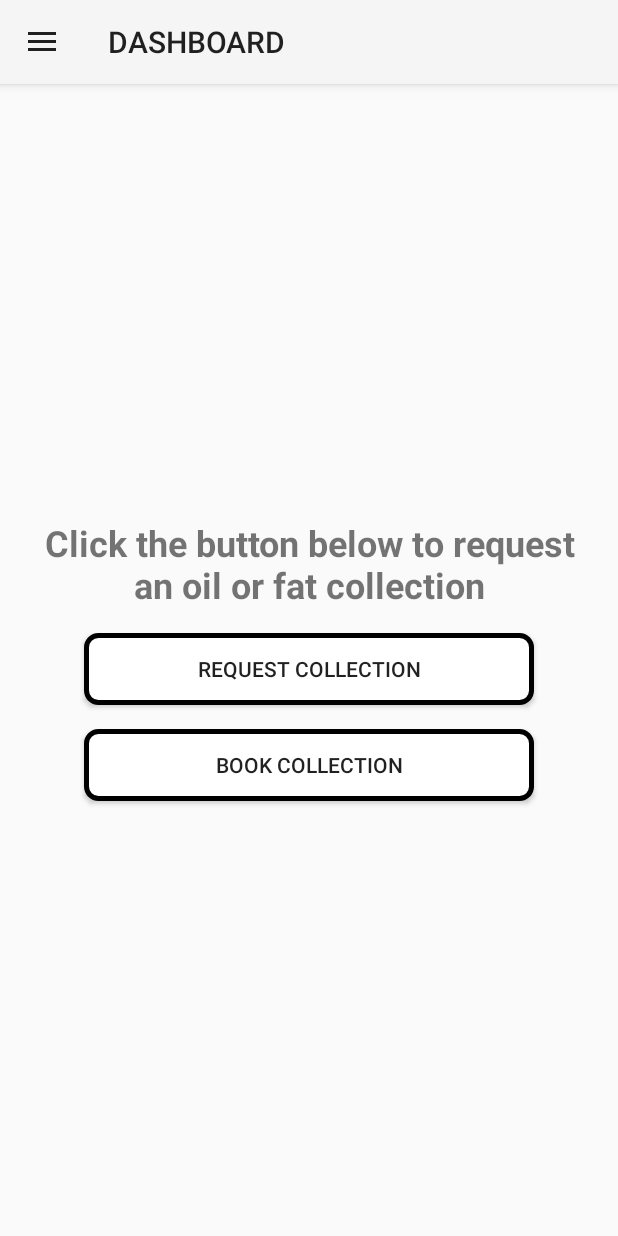
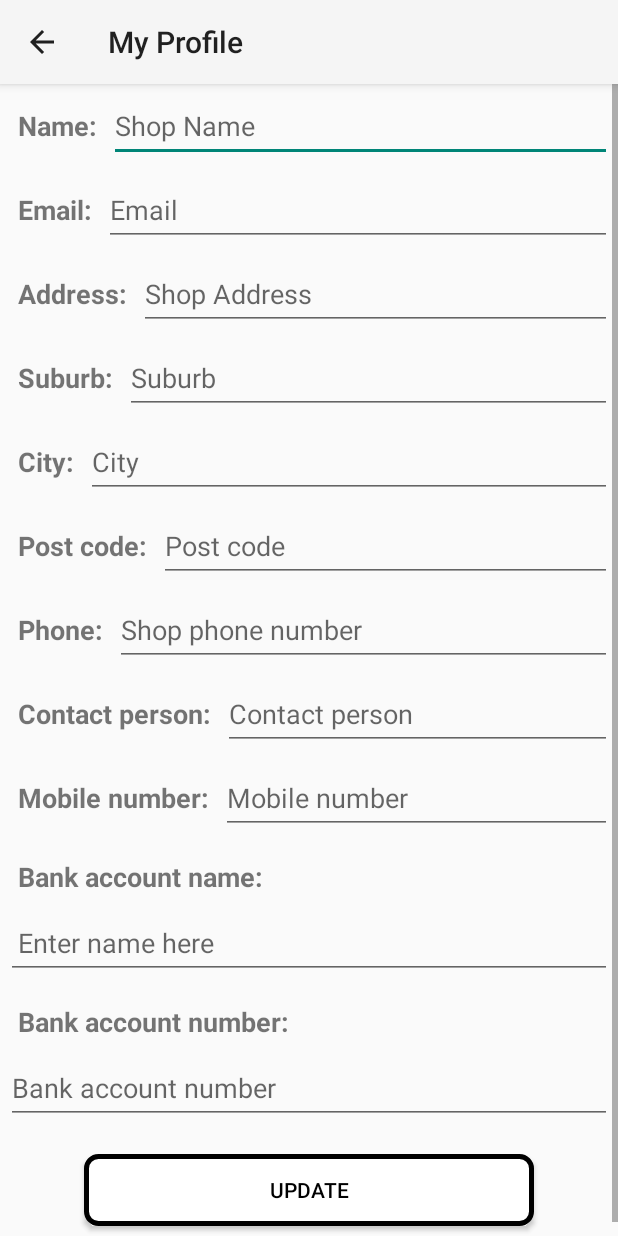
Before and after one commit to cristophergc/OilCollection, an Android app: the screen it shows after launch once a user with an empty profile is signed in (DashboardActivity before the commit, MyProfileActivity after it), after a tap on "My profile", on a phone screen of 412 x 824 dp. Run offline under Robolectric (Android 15) with nearby library versions, the phone set to English and light mode, and no system bars; our stand-ins replace Firebase (no records; nobody signed in at launch, a user with empty details on screens opened directly); Roboto replaces fonts that are not available here; 1 other tap on this screen came first.

Commit message:
feature/my profile activity

```diff
--- a/app/src/main/java/com/example/oilcollection/features/DashboardActivity.kt
+++ b/app/src/main/java/com/example/oilcollection/features/DashboardActivity.kt
@@ -40,6 +40,10 @@ class DashboardActivity : AppCompatActivity() {
         val navigationView: NavigationView = findViewById(R.id.nav_view)
         navigationView.setNavigationItemSelectedListener { menuItem ->
             when (menuItem.itemId) {
+                R.id.nav_my_profile -> {
+                    val intent = Intent(this, MyProfileActivity::class.java)
+                    startActivity(intent)
+                }
                 R.id.nav_sign_out -> {
                     FirebaseAuth.getInstance().signOut()
                     val intent = Intent(this, SignInActivity::class.java)
--- a/app/src/main/java/com/example/oilcollection/features/SignInActivity.kt
+++ b/app/src/main/java/com/example/oilcollection/features/SignInActivity.kt
@@ -54,7 +54,7 @@ class SignInActivity : BaseActivity() {
             .addOnCompleteListener(this) { task ->
                 binding?.progressBar?.visibility = View.INVISIBLE
                 if (task.isSuccessful) {
-                    Database().signInUser(this@SignInActivity)
+                    Database().loadUserData(this@SignInActivity)
                     val intent = Intent(this, DashboardActivity::class.java)
                     startActivity(intent)
                 } else {
--- a/app/src/main/java/com/example/oilcollection/features/SignUpActivity.kt
+++ b/app/src/main/java/com/example/oilcollection/features/SignUpActivity.kt
@@ -182,6 +182,7 @@ class SignUpActivity : AppCompatActivity() {
                     is SignUpScreenState.OnRegisterUserSubmitSuccessful -> {
                         submitToDatabase(screenState.user)
                     }
+                    else -> Unit
                 }
             }
 
--- a/app/src/main/java/com/example/oilcollection/firebase/Database.kt
+++ b/app/src/main/java/com/example/oilcollection/firebase/Database.kt
@@ -1,11 +1,17 @@
 package com.example.oilcollection.firebase
 
+import android.app.Activity
+import android.content.ContentValues.TAG
 import android.util.Log
+import com.example.oilcollection.features.MyProfileActivity
 import com.example.oilcollection.features.SignInActivity
 import com.example.oilcollection.features.SignUpActivity
+import com.example.oilcollection.features.model.UserDetails
+import com.example.oilcollection.features.model.toMap
 import com.example.oilcollection.models.User
 import com.example.oilcollection.utils.Constants
 import com.google.firebase.auth.FirebaseAuth
+import com.google.firebase.firestore.DocumentReference
 import com.google.firebase.firestore.FirebaseFirestore
 import com.google.firebase.firestore.SetOptions
 
@@ -25,14 +31,23 @@ class Database {
             }
     }
 
-    fun signInUser(activity: SignInActivity) {
+    fun loadUserData(activity: Activity) {
         mDatabase.collection(Constants.USERS)
             .document(getCurrentUserId())
             .get()
             .addOnSuccessListener { document ->
                 val loggedInUser = document.toObject(User::class.java)
-                if (loggedInUser != null) {
-                    activity.signInSuccessful(loggedInUser)
+                when (activity) {
+                    is SignInActivity -> {
+                        if (loggedInUser != null) {
+                            activity.signInSuccessful(loggedInUser)
+                        }
+                    }
+                    is MyProfileActivity -> {
+                        if (loggedInUser != null) {
+                            activity.setupUi(loggedInUser)
+                        }
+                    }
                 }
             }
             .addOnFailureListener {
@@ -50,4 +65,16 @@ class Database {
         return currentUserId
     }
 
+    fun updateUserData(userId: String, userDetails: UserDetails, callback: (Boolean) -> Unit) {
+        val userRef = mDatabase.collection(Constants.USERS).document(userId)
+        userRef.set(userDetails.toMap(), SetOptions.merge())
+            .addOnSuccessListener {
+                callback(true)
+            }
+            .addOnFailureListener { e ->
+                Log.e(TAG, "Error updating user details: ${e.message}")
+                callback(false)
+            }
+    }
+
 }
--- /dev/null
+++ b/app/src/main/res/layout/activity_my_profile.xml
@@ -0,0 +1,305 @@
+<?xml version="1.0" encoding="utf-8"?>
+<FrameLayout xmlns:android="http://schemas.android.com/apk/res/android"
+    android:layout_width="match_parent"
+    android:layout_height="match_parent">
+
+    <ScrollView
+        android:id="@+id/sv_main_form"
+        android:layout_width="match_parent"
+        android:layout_height="wrap_content"
+        android:orientation="vertical">
+
+        <LinearLayout
+            android:layout_width="match_parent"
+            android:layout_height="wrap_content"
+            android:orientation="vertical">
+
+            <LinearLayout
+                android:layout_width="match_parent"
+                android:layout_height="wrap_content"
+                android:orientation="horizontal"
+                android:padding="4dp">
+
+                <TextView
+                    android:layout_width="wrap_content"
+                    android:layout_height="wrap_content"
+                    android:padding="8dp"
+                    android:text="@string/shop_name"
+                    android:textSize="18sp"
+                    android:textStyle="bold" />
+
+                <EditText
+                    android:id="@+id/et_name_sign_up"
+                    android:layout_width="match_parent"
+                    android:layout_height="wrap_content"
+                    android:autofillHints=""
+                    android:hint="@string/shop_name_hint"
+                    android:inputType="textPersonName"
+                    android:minHeight="48dp" />
+            </LinearLayout>
+
+            <LinearLayout
+                android:layout_width="match_parent"
+                android:layout_height="wrap_content"
+                android:orientation="horizontal"
+                android:padding="4dp">
+
+                <TextView
+                    android:layout_width="wrap_content"
+                    android:layout_height="wrap_content"
+                    android:padding="8dp"
+                    android:text="@string/user_email"
+                    android:textSize="18sp"
+                    android:textStyle="bold" />
+
+                <EditText
+                    android:id="@+id/et_email_sign_up"
+                    android:layout_width="match_parent"
+                    android:layout_height="wrap_content"
+                    android:autofillHints=""
+                    android:hint="@string/user_email_hint"
+                    android:inputType="textEmailAddress"
+                    android:minHeight="48dp" />
+            </LinearLayout>
+
+            <!-- Address -->
+            <LinearLayout
+                android:layout_width="match_parent"
+                android:layout_height="wrap_content"
+                android:orientation="horizontal"
+                android:padding="4dp">
+
+                <TextView
+                    android:layout_width="wrap_content"
+                    android:layout_height="wrap_content"
+                    android:padding="8dp"
+                    android:text="@string/address"
+                    android:textSize="18sp"
+                    android:textStyle="bold" />
+
+                <EditText
+                    android:id="@+id/et_address_sign_up"
+                    android:layout_width="match_parent"
+                    android:layout_height="wrap_content"
+                    android:autofillHints=""
+                    android:hint="@string/shop_address"
+                    android:inputType="text"
+                    android:minHeight="48dp" />
+            </LinearLayout>
+
+            <!-- Suburb -->
+            <LinearLayout
+                android:layout_width="match_parent"
+                android:layout_height="wrap_content"
+                android:orientation="horizontal"
+                android:padding="4dp">
+
+                <TextView
+                    android:layout_width="wrap_content"
+                    android:layout_height="wrap_content"
+                    android:padding="8dp"
+                    android:text="@string/suburb"
+                    android:textSize="18sp"
+                    android:textStyle="bold" />
+
+                <EditText
+                    android:id="@+id/et_suburb_sign_up"
+                    android:layout_width="match_parent"
+                    android:layout_height="wrap_content"
+                    android:autofillHints=""
+                    android:hint="@string/suburb_hint"
+                    android:inputType="text"
+                    android:minHeight="48dp" />
+            </LinearLayout>
+
+            <LinearLayout
+                android:layout_width="match_parent"
+                android:layout_height="wrap_content"
+                android:orientation="horizontal"
+                android:padding="4dp">
+
+                <TextView
+                    android:layout_width="wrap_content"
+                    android:layout_height="wrap_content"
+                    android:padding="8dp"
+                    android:text="@string/city"
+                    android:textSize="18sp"
+                    android:textStyle="bold" />
+
+                <EditText
+                    android:id="@+id/et_city_sign_up"
+                    android:layout_width="match_parent"
+                    android:layout_height="wrap_content"
+                    android:autofillHints=""
+                    android:hint="@string/city_hint"
+                    android:inputType="text"
+                    android:minHeight="48dp" />
+            </LinearLayout>
+
+            <LinearLayout
+                android:layout_width="match_parent"
+                android:layout_height="wrap_content"
+                android:orientation="horizontal"
+                android:padding="4dp">
+
+                <TextView
+                    android:layout_width="wrap_content"
+                    android:layout_height="wrap_content"
+                    android:padding="8dp"
+                    android:text="@string/post_code"
+                    android:textSize="18sp"
+                    android:textStyle="bold" />
+
+                <EditText
+                    android:id="@+id/et_post_code_sign_up"
+                    android:layout_width="match_parent"
+                    android:layout_height="wrap_content"
+                    android:autofillHints=""
+                    android:hint="@string/post_code_hint"
+                    android:inputType="number"
+                    android:minHeight="48dp" />
+            </LinearLayout>
+
+            <LinearLayout
+                android:layout_width="match_parent"
+                android:layout_height="wrap_content"
+                android:orientation="horizontal"
+                android:padding="4dp">
+
+                <TextView
+                    android:layout_width="wrap_content"
+                    android:layout_height="wrap_content"
+                    android:padding="8dp"
+                    android:text="@string/phone"
+                    android:textSize="18sp"
+                    android:textStyle="bold" />
+
+                <EditText
+                    android:id="@+id/et_phone_sign_up"
+                    android:layout_width="match_parent"
+                    android:layout_height="wrap_content"
+                    android:autofillHints=""
+                    android:hint="@string/shop_phone_number"
+                    android:inputType="phone"
+                    android:minHeight="48dp" />
+            </LinearLayout>
+
+            <LinearLayout
+                android:layout_width="match_parent"
+                android:layout_height="wrap_content"
+                android:orientation="horizontal"
+                android:padding="4dp">
+
+                <TextView
+                    android:layout_width="wrap_content"
+                    android:layout_height="wrap_content"
+                    android:padding="8dp"
+                    android:text="@string/contact_person"
+                    android:textSize="18sp"
+                    android:textStyle="bold" />
+
+                <EditText
+                    android:id="@+id/et_contact_sign_up"
+                    android:layout_width="match_parent"
+                    android:layout_height="wrap_content"
+                    android:autofillHints=""
+                    android:hint="@string/contact_person_hint"
+                    android:inputType="text"
+                    android:minHeight="48dp" />
+            </LinearLayout>
+
+            <LinearLayout
+                android:layout_width="match_parent"
+                android:layout_height="wrap_content"
+                android:orientation="horizontal"
+                android:padding="4dp">
+
+                <TextView
+                    android:layout_width="wrap_content"
+                    android:layout_height="wrap_content"
+                    android:padding="8dp"
+                    android:text="@string/mobile_number"
+                    android:textSize="18sp"
+                    android:textStyle="bold" />
+
+                <EditText
+                    android:id="@+id/et_mobile_number_sign_up"
+                    android:layout_width="match_parent"
+                    android:layout_height="wrap_content"
+                    android:autofillHints=""
+                    android:hint="@string/mobile_number_hint"
+                    android:inputType="phone"
+                    android:minHeight="48dp" />
+            </LinearLayout>
+
+            <LinearLayout
+                android:layout_width="match_parent"
+                android:layout_height="wrap_content"
+                android:orientation="vertical"
+                android:padding="4dp">
+
+                <TextView
+                    android:layout_width="wrap_content"
+                    android:layout_height="wrap_content"
+                    android:padding="8dp"
+                    android:text="@string/bank_account_name"
+                    android:textSize="18sp"
+                    android:textStyle="bold" />
+
+                <EditText
+                    android:id="@+id/et_bank_acc_name_sign_up"
+                    android:layout_width="match_parent"
+                    android:layout_height="wrap_content"
+                    android:autofillHints=""
+                    android:hint="@string/enter_name_here"
+                    android:inputType="text"
+                    android:minHeight="48dp"
+                    android:padding="8dp" />
+            </LinearLayout>
+
+            <LinearLayout
+                android:layout_width="match_parent"
+                android:layout_height="wrap_content"
+                android:orientation="vertical"
+                android:padding="4dp">
+
+                <TextView
+                    android:layout_width="wrap_content"
+                    android:layout_height="wrap_content"
+                    android:padding="8dp"
+                    android:text="@string/bank_account_number"
+                    android:textSize="18sp"
+                    android:textStyle="bold" />
+
+                <EditText
+                    android:id="@+id/et_bank_acc_number_sign_up"
+                    android:layout_width="match_parent"
+                    android:layout_height="wrap_content"
+                    android:autofillHints=""
+                    android:hint="@string/bank_account_number_hint"
+                    android:inputType="numberSigned"
+                    android:minHeight="48dp" />
+
+            </LinearLayout>
+
+            <androidx.appcompat.widget.AppCompatButton
+                android:id="@+id/updateButton"
+                android:layout_width="300dp"
+                android:layout_height="wrap_content"
+                android:layout_gravity="center"
+                android:layout_margin="16dp"
+                android:background="@drawable/button_bg"
+                android:text="@string/update"
+                android:textColor="@color/black" />
+        </LinearLayout>
+
+    </ScrollView>
+
+    <ProgressBar
+        android:id="@+id/progressBar"
+        android:layout_width="@dimen/progress_bar_size"
+        android:layout_height="@dimen/progress_bar_size"
+        android:layout_gravity="center"
+        android:indeterminateTint="@color/darkYellow"
+        android:visibility="gone" />
+</FrameLayout>
--- a/app/src/main/res/values/strings.xml
+++ b/app/src/main/res/values/strings.xml
@@ -3,6 +3,7 @@
     <string name="oil_collection_login">Oil Collection</string>
     <string name="login">Login</string>
     <string name="sign_up">Sign Up</string>
+    <string name="update">Update</string>
     <string name="request_collection">Request Collection</string>
     <string name="book_collection">Book Collection</string>
     <string name="dashboard_collection_tittle">Click the button below to request an oil or fat collection</string>
```
Also changed, not shown: app/src/main/AndroidManifest.xml (+9 -2 lines), app/src/main/java/com/example/oilcollection/features/MyProfileActivity.kt (added, +120 -0 lines), app/src/main/java/com/example/oilcollection/features/MyProfileViewModel.kt (added, +43 -0 lines), app/src/main/java/com/example/oilcollection/features/SignUpViewModel.kt (+34 -0 lines), app/src/main/java/com/example/oilcollection/features/model/UserDetails.kt (+19 -1 lines).
